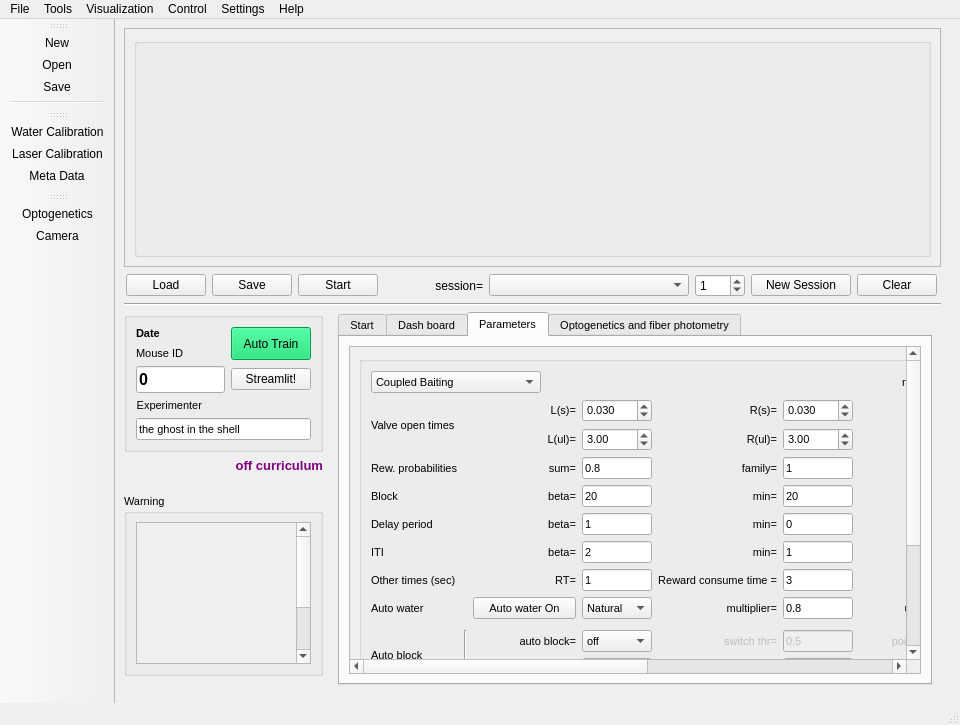
AllenNeuralDynamics/dynamic-foraging-task, file src/foraging_gui/ForagingGUI.ui: the form before one commit.
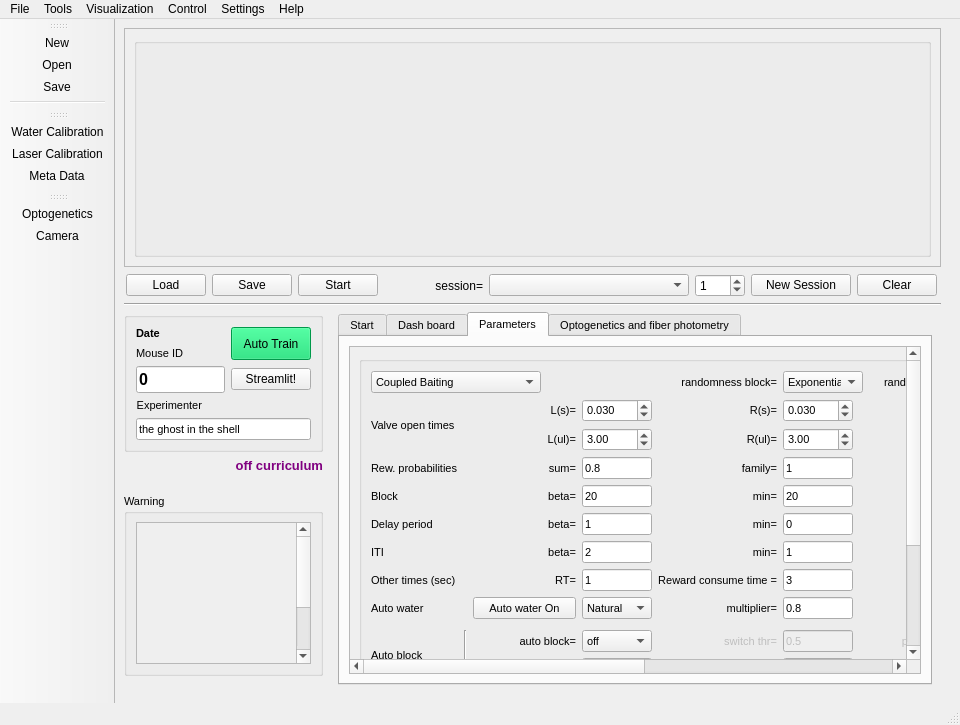
The form after the commit. The open tabs and pages were chosen to show the change. Icons and pictures are not drawn.

Patch:
```diff
--- a/src/foraging_gui/ForagingGUI.ui
+++ b/src/foraging_gui/ForagingGUI.ui
@@ -910,7 +910,7 @@
             <string notr="true"/>
            </property>
            <property name="currentIndex">
-            <number>0</number>
+            <number>2</number>
            </property>
            <widget class="QWidget" name="tab_2">
             <attribute name="title">
@@ -2632,9 +2632,9 @@
                <widget class="QWidget" name="scrollAreaWidgetContents_2">
                 <property name="geometry">
                  <rect>
-                  <x>0</x>
+                  <x>-258</x>
                   <y>0</y>
-                  <width>1072</width>
+                  <width>1088</width>
                   <height>457</height>
                  </rect>
                 </property>
@@ -3741,25 +3741,6 @@
                         </property>
                        </widget>
                       </item>
-                      <item row="0" column="8">
-                       <widget class="QLabel" name="label_9">
-                        <property name="sizePolicy">
-                         <sizepolicy hsizetype="Expanding" vsizetype="Expanding">
-                          <horstretch>0</horstretch>
-                          <verstretch>0</verstretch>
-                         </sizepolicy>
-                        </property>
-                        <property name="text">
-                         <string>randomness=</string>
-                        </property>
-                        <property name="textFormat">
-                         <enum>Qt::AutoText</enum>
-                        </property>
-                        <property name="alignment">
-                         <set>Qt::AlignRight|Qt::AlignTrailing|Qt::AlignVCenter</set>
-                        </property>
-                       </widget>
-                      </item>
                       <item row="10" column="1" rowspan="2">
                        <widget class="Line" name="line">
                         <property name="orientation">
@@ -4146,32 +4127,6 @@
                         </property>
                        </widget>
                       </item>
-                      <item row="0" column="9" colspan="2">
-                       <widget class="QComboBox" name="Randomness">
-                        <property name="sizePolicy">
-                         <sizepolicy hsizetype="MinimumExpanding" vsizetype="Expanding">
-                          <horstretch>0</horstretch>
-                          <verstretch>0</verstretch>
-                         </sizepolicy>
-                        </property>
-                        <property name="maximumSize">
-                         <size>
-                          <width>70</width>
-                          <height>16777215</height>
-                         </size>
-                        </property>
-                        <item>
-                         <property name="text">
-                          <string>Exponential</string>
-                         </property>
-                        </item>
-                        <item>
-                         <property name="text">
-                          <string>Even</string>
-                         </property>
-                        </item>
-                       </widget>
-                      </item>
                       <item row="1" column="6">
                        <widget class="QDoubleSpinBox" name="RightValue">
                         <property name="sizePolicy">
@@ -4544,6 +4499,96 @@
                         </property>
                        </widget>
                       </item>
+                      <item row="0" column="6">
+                       <widget class="QComboBox" name="RandomnessBlock">
+                        <property name="sizePolicy">
+                         <sizepolicy hsizetype="MinimumExpanding" vsizetype="Expanding">
+                          <horstretch>0</horstretch>
+                          <verstretch>0</verstretch>
+                         </sizepolicy>
+                        </property>
+                        <property name="maximumSize">
+                         <size>
+                          <width>80</width>
+                          <height>16777215</height>
+                         </size>
+                        </property>
+                        <item>
+                         <property name="text">
+                          <string>Exponential</string>
+                         </property>
+                        </item>
+                        <item>
+                         <property name="text">
+                          <string>Even</string>
+                         </property>
+                        </item>
+                       </widget>
+                      </item>
+                      <item row="0" column="5">
+                       <widget class="QLabel" name="label_9">
+                        <property name="sizePolicy">
+                         <sizepolicy hsizetype="Expanding" vsizetype="Expanding">
+                          <horstretch>0</horstretch>
+                          <verstretch>0</verstretch>
+                         </sizepolicy>
+                        </property>
+                        <property name="text">
+                         <string>randomness block=</string>
+                        </property>
+                        <property name="textFormat">
+                         <enum>Qt::AutoText</enum>
+                        </property>
+                        <property name="alignment">
+                         <set>Qt::AlignRight|Qt::AlignTrailing|Qt::AlignVCenter</set>
+                        </property>
+                       </widget>
+                      </item>
+                      <item row="0" column="8">
+                       <widget class="QLabel" name="label_34">
+                        <property name="sizePolicy">
+                         <sizepolicy hsizetype="Expanding" vsizetype="Expanding">
+                          <horstretch>0</horstretch>
+                          <verstretch>0</verstretch>
+                         </sizepolicy>
+                        </property>
+                        <property name="text">
+                         <string>randomness other=</string>
+                        </property>
+                        <property name="textFormat">
+                         <enum>Qt::AutoText</enum>
+                        </property>
+                        <property name="alignment">
+                         <set>Qt::AlignRight|Qt::AlignTrailing|Qt::AlignVCenter</set>
+                        </property>
+                       </widget>
+                      </item>
+                      <item row="0" column="9">
+                       <widget class="QComboBox" name="RandomnessOther">
+                        <property name="sizePolicy">
+                         <sizepolicy hsizetype="MinimumExpanding" vsizetype="Expanding">
+                          <horstretch>0</horstretch>
+                          <verstretch>0</verstretch>
+                         </sizepolicy>
+                        </property>
+                        <property name="maximumSize">
+                         <size>
+                          <width>80</width>
+                          <height>16777215</height>
+                         </size>
+                        </property>
+                        <item>
+                         <property name="text">
+                          <string>Exponential</string>
+                         </property>
+                        </item>
+                        <item>
+                         <property name="text">
+                          <string>Even</string>
+                         </property>
+                        </item>
+                       </widget>
+                      </item>
                      </layout>
                     </item>
                    </layout>
@@ -4613,8 +4658,8 @@
                  <rect>
                   <x>0</x>
                   <y>0</y>
-                  <width>722</width>
-                  <height>308</height>
+                  <width>627</width>
+                  <height>325</height>
                  </rect>
                 </property>
                 <layout class="QHBoxLayout" name="horizontalLayout_16">
@@ -5287,7 +5332,7 @@
    <property name="text">
     <string>New session</string>
    </property>
-  </action> 
+  </action>
   <action name="actionLaser_Calibration">
    <property name="checkable">
     <bool>true</bool>
```
